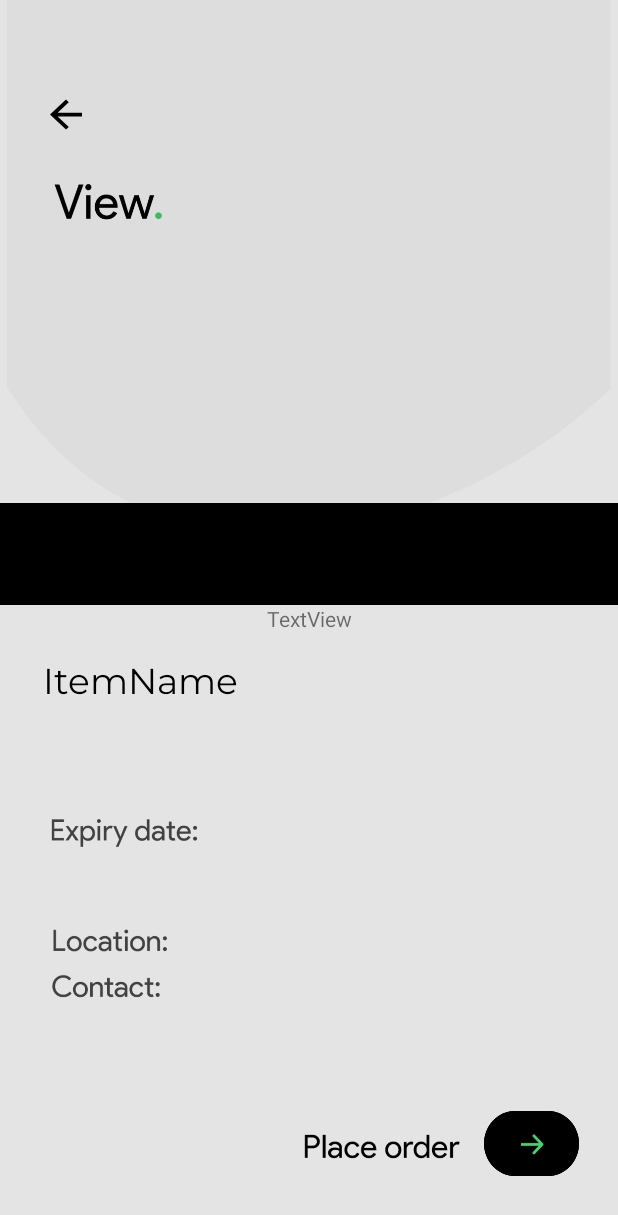
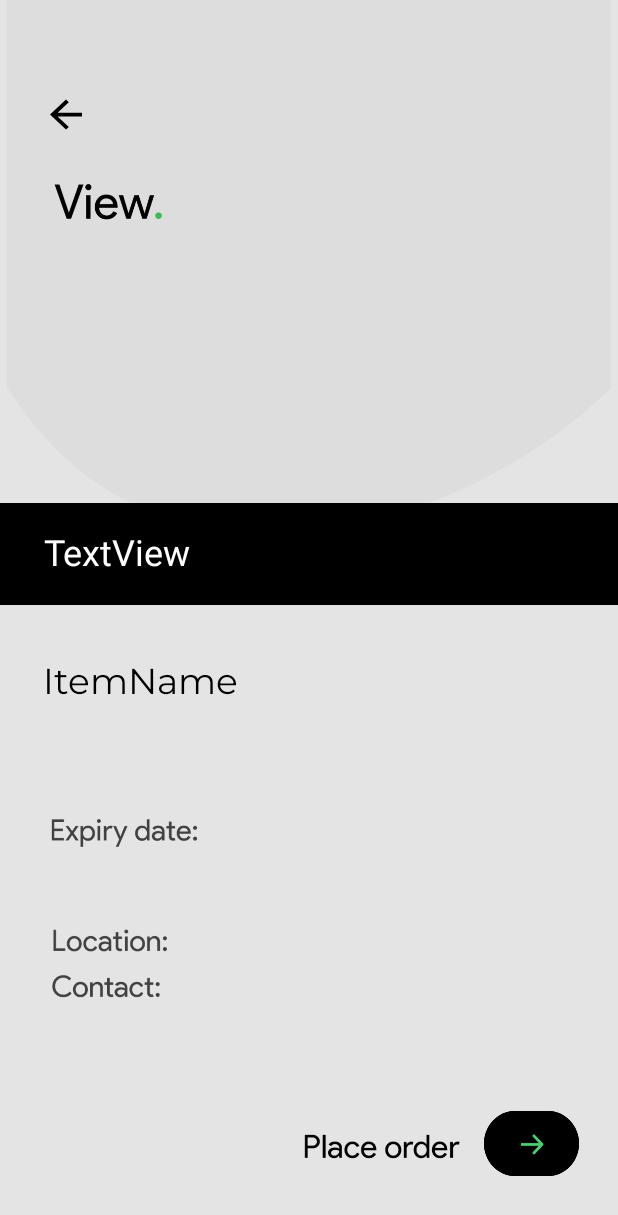
Before and after one commit to roshomon22/Foodxapp, an Android app: the layout activity_view.xml on its own in the app's theme, with its tools: preview values and no code run, on a phone screen of 412 x 824 dp. Shown: the top 1215 px of the screen. Run offline under Robolectric (Android 15) with nearby library versions, the phone set to English and light mode, and no system bars.

```diff
--- a/app/src/main/java/com/example/foodx/MyAdapter.java
+++ b/app/src/main/java/com/example/foodx/MyAdapter.java
@@ -43,11 +43,15 @@ public class MyAdapter extends RecyclerView.Adapter<MyAdapter.MyViewHolder>{
     @Override
     public void onBindViewHolder(@NonNull MyViewHolder holder, int position) {
         String UserID =FirebaseAuth.getInstance().getCurrentUser().getUid();
+        final Post temp=pList.get(position);
         Post post=pList.get(position);
             holder.itemName.setText(post.getItemName());
             holder.Location.setText(post.getLocation());
             holder.View1.setOnClickListener((view)->{
                 Intent intent =new Intent(context, ViewActivity.class);
+                intent.putExtra("itemName",temp.getItemName());
+                intent.putExtra("Location",temp.getLocation());
+                intent.setFlags(Intent.FLAG_ACTIVITY_NEW_TASK);
                 context.startActivity(intent);
 
             });
--- a/app/src/main/res/layout/activity_view.xml
+++ b/app/src/main/res/layout/activity_view.xml
@@ -126,8 +126,13 @@
         android:layout_width="wrap_content"
         android:layout_height="wrap_content"
         android:text="TextView"
+        android:textColor="@color/white"
+        android:textSize="24sp"
         app:layout_constraintBottom_toBottomOf="parent"
         app:layout_constraintEnd_toEndOf="parent"
+        app:layout_constraintHorizontal_bias="0.093"
         app:layout_constraintStart_toStartOf="parent"
-        app:layout_constraintTop_toTopOf="parent" />
+        app:layout_constraintTop_toTopOf="parent"
+        app:layout_constraintVertical_bias="0.444"
+        tools:fontFamily="@font/montserrat" />
 </androidx.constraintlayout.widget.ConstraintLayout>
```
Also changed, not shown: app/src/main/java/com/example/foodx/ViewActivity.java (+7 -0 lines).
